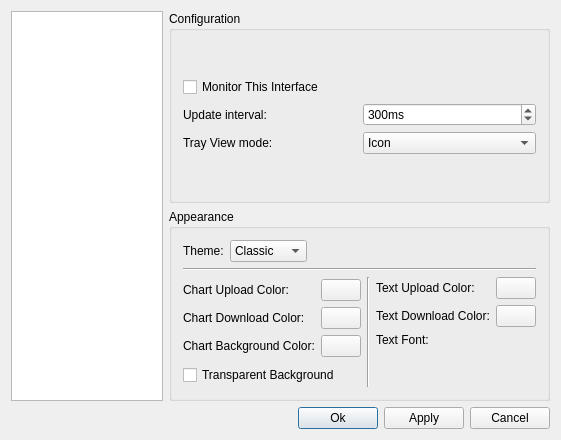
telans/KNetStats, file src/configurebase.ui: the form before one commit.
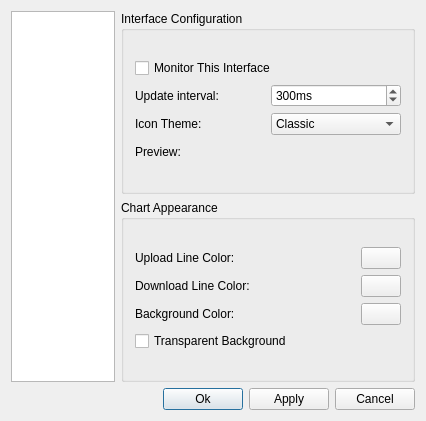
The form after the commit. Custom widgets are drawn as their Qt base class.

Commit message: configure: update ui to reflect icon only tray mode

The edit to the form file:
```diff
--- a/src/configurebase.ui
+++ b/src/configurebase.ui
@@ -6,8 +6,8 @@
    <rect>
     <x>0</x>
     <y>0</y>
-    <width>561</width>
-    <height>440</height>
+    <width>426</width>
+    <height>421</height>
    </rect>
   </property>
   <property name="sizePolicy">
@@ -86,246 +86,10 @@
       </sizepolicy>
      </property>
      <property name="title">
-      <string>Appearance</string>
+      <string>Chart Appearance</string>
      </property>
-     <layout class="QGridLayout" name="gridLayout_2">
+     <layout class="QGridLayout" name="gridLayout">
       <item row="0" column="0">
-       <layout class="QVBoxLayout" name="verticalLayout_7">
-        <item>
-         <layout class="QHBoxLayout" name="horizontalLayout_5">
-          <item>
-           <widget class="QLabel" name="mThemeLabel">
-            <property name="text">
-             <string>Theme:</string>
-            </property>
-            <property name="wordWrap">
-             <bool>false</bool>
-            </property>
-           </widget>
-          </item>
-          <item>
-           <widget class="QComboBox" name="mTheme">
-            <item>
-             <property name="text">
-              <string>Classic</string>
-             </property>
-            </item>
-            <item>
-             <property name="text">
-              <string>Modem</string>
-             </property>
-            </item>
-            <item>
-             <property name="text">
-              <string>Network</string>
-             </property>
-            </item>
-            <item>
-             <property name="text">
-              <string>Wireless</string>
-             </property>
-            </item>
-            <item>
-             <property name="text">
-              <string>Kppp</string>
-             </property>
-            </item>
-           </widget>
-          </item>
-          <item>
-           <layout class="QHBoxLayout" name="_2">
-            <item>
-             <widget class="QLabel" name="mIconError">
-              <property name="sizePolicy">
-               <sizepolicy hsizetype="Fixed" vsizetype="Fixed">
-                <horstretch>0</horstretch>
-                <verstretch>0</verstretch>
-               </sizepolicy>
-              </property>
-              <property name="minimumSize">
-               <size>
-                <width>22</width>
-                <height>22</height>
-               </size>
-              </property>
-              <property name="scaledContents">
-               <bool>true</bool>
-              </property>
-              <property name="wordWrap">
-               <bool>false</bool>
-              </property>
-             </widget>
-            </item>
-            <item>
-             <spacer name="spacer3">
-              <property name="orientation">
-               <enum>Qt::Horizontal</enum>
-              </property>
-              <property name="sizeType">
-               <enum>QSizePolicy::MinimumExpanding</enum>
-              </property>
-              <property name="sizeHint" stdset="0">
-               <size>
-                <width>20</width>
-                <height>20</height>
-               </size>
-              </property>
-             </spacer>
-            </item>
-            <item>
-             <widget class="QLabel" name="mIconNone">
-              <property name="sizePolicy">
-               <sizepolicy hsizetype="Fixed" vsizetype="Fixed">
-                <horstretch>0</horstretch>
-                <verstretch>0</verstretch>
-               </sizepolicy>
-              </property>
-              <property name="minimumSize">
-               <size>
-                <width>22</width>
-                <height>22</height>
-               </size>
-              </property>
-              <property name="scaledContents">
-               <bool>true</bool>
-              </property>
-              <property name="wordWrap">
-               <bool>false</bool>
-              </property>
-             </widget>
-            </item>
-            <item>
-             <spacer name="spacer4">
-              <property name="orientation">
-               <enum>Qt::Horizontal</enum>
-              </property>
-              <property name="sizeType">
-               <enum>QSizePolicy::MinimumExpanding</enum>
-              </property>
-              <property name="sizeHint" stdset="0">
-               <size>
-                <width>20</width>
-                <height>20</height>
-               </size>
-              </property>
-             </spacer>
-            </item>
-            <item>
-             <widget class="QLabel" name="mIconTx">
-              <property name="sizePolicy">
-               <sizepolicy hsizetype="Fixed" vsizetype="Fixed">
-                <horstretch>0</horstretch>
-                <verstretch>0</verstretch>
-               </sizepolicy>
-              </property>
-              <property name="minimumSize">
-               <size>
-                <width>22</width>
-                <height>22</height>
-               </size>
-              </property>
-              <property name="scaledContents">
-               <bool>true</bool>
-              </property>
-              <property name="wordWrap">
-               <bool>false</bool>
-              </property>
-             </widget>
-            </item>
-            <item>
-             <spacer name="spacer5">
-              <property name="orientation">
-               <enum>Qt::Horizontal</enum>
-              </property>
-              <property name="sizeType">
-               <enum>QSizePolicy::MinimumExpanding</enum>
-              </property>
-              <property name="sizeHint" stdset="0">
-               <size>
-                <width>20</width>
-                <height>20</height>
-               </size>
-              </property>
-             </spacer>
-            </item>
-            <item>
-             <widget class="QLabel" name="mIconRx">
-              <property name="sizePolicy">
-               <sizepolicy hsizetype="Fixed" vsizetype="Fixed">
-                <horstretch>0</horstretch>
-                <verstretch>0</verstretch>
-               </sizepolicy>
-              </property>
-              <property name="minimumSize">
-               <size>
-                <width>22</width>
-                <height>22</height>
-               </size>
-              </property>
-              <property name="scaledContents">
-               <bool>true</bool>
-              </property>
-              <property name="wordWrap">
-               <bool>false</bool>
-              </property>
-             </widget>
-            </item>
-            <item>
-             <spacer name="spacer6">
-              <property name="orientation">
-               <enum>Qt::Horizontal</enum>
-              </property>
-              <property name="sizeType">
-               <enum>QSizePolicy::MinimumExpanding</enum>
-              </property>
-              <property name="sizeHint" stdset="0">
-               <size>
-                <width>20</width>
-                <height>20</height>
-               </size>
-              </property>
-             </spacer>
-            </item>
-            <item>
-             <widget class="QLabel" name="mIconBoth">
-              <property name="sizePolicy">
-               <sizepolicy hsizetype="Fixed" vsizetype="Fixed">
-                <horstretch>0</horstretch>
-                <verstretch>0</verstretch>
-               </sizepolicy>
-              </property>
-              <property name="minimumSize">
-               <size>
-                <width>22</width>
-                <height>22</height>
-               </size>
-              </property>
-              <property name="scaledContents">
-               <bool>true</bool>
-              </property>
-              <property name="wordWrap">
-               <bool>false</bool>
-              </property>
-             </widget>
-            </item>
-           </layout>
-          </item>
-         </layout>
-        </item>
-        <item>
-         <widget class="Line" name="line">
-          <property name="sizePolicy">
-           <sizepolicy hsizetype="Minimum" vsizetype="Fixed">
-            <horstretch>0</horstretch>
-            <verstretch>0</verstretch>
-           </sizepolicy>
-          </property>
-          <property name="orientation">
-           <enum>Qt::Horizontal</enum>
-          </property>
-         </widget>
-        </item>
-        <item>
          <layout class="QHBoxLayout" name="horizontalLayout_4">
           <item>
            <layout class="QVBoxLayout" name="verticalLayout_3">
@@ -336,7 +100,7 @@
                 <item>
                  <widget class="QLabel" name="mChartUplLabel">
                   <property name="text">
-                   <string>Chart Upload Color:</string>
+                 <string>Upload Line Color:</string>
                   </property>
                   <property name="wordWrap">
                    <bool>false</bool>
@@ -346,7 +110,7 @@
                 <item>
                  <widget class="QLabel" name="mChartDldLabel">
                   <property name="text">
-                   <string>Chart Download Color:</string>
+                 <string>Download Line Color:</string>
                   </property>
                   <property name="wordWrap">
                    <bool>false</bool>
@@ -356,7 +120,7 @@
                 <item>
                  <widget class="QLabel" name="mChartBgLabel">
                   <property name="text">
-                   <string>Chart Background Color:</string>
+                 <string>Background Color:</string>
                   </property>
                   <property name="wordWrap">
                    <bool>false</bool>
@@ -419,120 +183,6 @@
             </item>
            </layout>
           </item>
-          <item>
-           <widget class="Line" name="line_2">
-            <property name="sizePolicy">
-             <sizepolicy hsizetype="Minimum" vsizetype="Minimum">
-              <horstretch>0</horstretch>
-              <verstretch>0</verstretch>
-             </sizepolicy>
-            </property>
-            <property name="orientation">
-             <enum>Qt::Vertical</enum>
-            </property>
-           </widget>
-          </item>
-          <item>
-           <layout class="QVBoxLayout" name="verticalLayout_6">
-            <item>
-             <layout class="QHBoxLayout" name="horizontalLayout_2">
-              <item>
-               <layout class="QVBoxLayout" name="verticalLayout_5">
-                <item>
-                 <widget class="QLabel" name="mTxtUplLabel">
-                  <property name="text">
-                   <string>Text Upload Color:</string>
-                  </property>
-                  <property name="wordWrap">
-                   <bool>false</bool>
-                  </property>
-                 </widget>
-                </item>
-                <item>
-                 <widget class="QLabel" name="mTxtDldLabel">
-                  <property name="text">
-                   <string>Text Download Color:</string>
-                  </property>
-                  <property name="wordWrap">
-                   <bool>false</bool>
-                  </property>
-                 </widget>
-                </item>
-               </layout>
-              </item>
-              <item>
-               <layout class="QVBoxLayout" name="verticalLayout_4">
-                <item>
-                 <widget class="KColorButton" name="mTxtUplColor">
-                  <property name="sizePolicy">
-                   <sizepolicy hsizetype="Fixed" vsizetype="Fixed">
-                    <horstretch>0</horstretch>
-                    <verstretch>0</verstretch>
-                   </sizepolicy>
-                  </property>
-                  <property name="mouseTracking">
-                   <bool>false</bool>
-                  </property>
-                 </widget>
-                </item>
-                <item>
-                 <widget class="KColorButton" name="mTxtDldColor">
-                  <property name="sizePolicy">
-                   <sizepolicy hsizetype="Fixed" vsizetype="Fixed">
-                    <horstretch>0</horstretch>
-                    <verstretch>0</verstretch>
-                   </sizepolicy>
-                  </property>
-                  <property name="mouseTracking">
-                   <bool>false</bool>
-                  </property>
-                 </widget>
-                </item>
-               </layout>
-              </item>
-             </layout>
-            </item>
-            <item>
-             <layout class="QHBoxLayout" name="horizontalLayout_3">
-              <item>
-               <widget class="QLabel" name="mTxtFontLabel">
-                <property name="text">
-                 <string>Text Font:</string>
-                </property>
-                <property name="wordWrap">
-                 <bool>false</bool>
-                </property>
-               </widget>
-              </item>
-              <item>
-               <widget class="KFontRequester" name="mTxtFont">
-                <property name="sizePolicy">
-                 <sizepolicy hsizetype="Preferred" vsizetype="Preferred">
-                  <horstretch>0</horstretch>
-                  <verstretch>0</verstretch>
-                 </sizepolicy>
-                </property>
-               </widget>
-              </item>
-             </layout>
-            </item>
-            <item>
-             <spacer name="verticalSpacer">
-              <property name="orientation">
-               <enum>Qt::Vertical</enum>
-              </property>
-              <property name="sizeHint" stdset="0">
-               <size>
-                <width>20</width>
-                <height>40</height>
-               </size>
-              </property>
-             </spacer>
-            </item>
-           </layout>
-          </item>
-         </layout>
-        </item>
        </layout>
       </item>
      </layout>
@@ -547,11 +197,11 @@
       </sizepolicy>
      </property>
      <property name="title">
-      <string>Configuration</string>
+      <string>Interface Configuration</string>
      </property>
-     <layout class="QGridLayout" name="gridLayout">
+     <layout class="QGridLayout" name="gridLayout_2">
       <item row="0" column="0">
-       <layout class="QVBoxLayout" name="verticalLayout_10">
+       <layout class="QVBoxLayout" name="verticalLayout_4">
         <item>
          <widget class="QCheckBox" name="mMonitoringInterface">
           <property name="text">
@@ -576,16 +226,6 @@
               </property>
              </widget>
             </item>
-            <item>
-             <widget class="QLabel" name="mViewModeLabel">
-              <property name="text">
-               <string>Tray View mode:</string>
-              </property>
-              <property name="wordWrap">
-               <bool>false</bool>
-              </property>
-             </widget>
-            </item>
            </layout>
           </item>
           <item>
@@ -606,16 +246,27 @@
               </property>
              </widget>
             </item>
+           </layout>
+          </item>
+         </layout>
+        </item>
             <item>
-             <widget class="QComboBox" name="mViewMode">
+         <layout class="QHBoxLayout" name="horizontalLayout_5">
               <item>
+           <widget class="QLabel" name="mThemeLabel">
                <property name="text">
-                <string>Icon</string>
-               </property>
+             <string>Icon Theme:</string>
+            </property>
+            <property name="wordWrap">
+             <bool>false</bool>
+            </property>
+           </widget>
               </item>
               <item>
+           <widget class="QComboBox" name="mTheme">
+            <item>
                <property name="text">
-                <string>Text</string>
+              <string>Classic</string>
                </property>
               </item>
               <item>
@@ -626,6 +277,205 @@
              </widget>
             </item>
            </layout>
+        </item>
+        <item>
+         <layout class="QHBoxLayout" name="_2">
+          <item>
+           <spacer name="horizontalSpacer">
+            <property name="orientation">
+             <enum>Qt::Horizontal</enum>
+            </property>
+            <property name="sizeHint" stdset="0">
+             <size>
+              <width>40</width>
+              <height>20</height>
+             </size>
+            </property>
+           </spacer>
+          </item>
+          <item>
+           <widget class="QLabel" name="mThemeLabel_2">
+            <property name="text">
+             <string>Preview:</string>
+            </property>
+            <property name="wordWrap">
+             <bool>false</bool>
+            </property>
+           </widget>
+          </item>
+          <item>
+           <widget class="QLabel" name="mIconError">
+            <property name="sizePolicy">
+             <sizepolicy hsizetype="Fixed" vsizetype="Fixed">
+              <horstretch>0</horstretch>
+              <verstretch>0</verstretch>
+             </sizepolicy>
+            </property>
+            <property name="minimumSize">
+             <size>
+              <width>22</width>
+              <height>22</height>
+             </size>
+            </property>
+            <property name="scaledContents">
+             <bool>true</bool>
+            </property>
+            <property name="wordWrap">
+             <bool>false</bool>
+            </property>
+           </widget>
+          </item>
+          <item>
+           <spacer name="spacer3">
+            <property name="orientation">
+             <enum>Qt::Horizontal</enum>
+            </property>
+            <property name="sizeType">
+             <enum>QSizePolicy::MinimumExpanding</enum>
+            </property>
+            <property name="sizeHint" stdset="0">
+             <size>
+              <width>20</width>
+              <height>20</height>
+             </size>
+            </property>
+           </spacer>
+          </item>
+          <item>
+           <widget class="QLabel" name="mIconNone">
+            <property name="sizePolicy">
+             <sizepolicy hsizetype="Fixed" vsizetype="Fixed">
+              <horstretch>0</horstretch>
+              <verstretch>0</verstretch>
+             </sizepolicy>
+            </property>
+            <property name="minimumSize">
+             <size>
+              <width>22</width>
+              <height>22</height>
+             </size>
+            </property>
+            <property name="scaledContents">
+             <bool>true</bool>
+            </property>
+            <property name="wordWrap">
+             <bool>false</bool>
+            </property>
+           </widget>
+          </item>
+          <item>
+           <spacer name="spacer4">
+            <property name="orientation">
+             <enum>Qt::Horizontal</enum>
+            </property>
+            <property name="sizeType">
+             <enum>QSizePolicy::MinimumExpanding</enum>
+            </property>
+            <property name="sizeHint" stdset="0">
+             <size>
+              <width>20</width>
+              <height>20</height>
+             </size>
+            </property>
+           </spacer>
+          </item>
+          <item>
+           <widget class="QLabel" name="mIconTx">
+            <property name="sizePolicy">
+             <sizepolicy hsizetype="Fixed" vsizetype="Fixed">
+              <horstretch>0</horstretch>
+              <verstretch>0</verstretch>
+             </sizepolicy>
+            </property>
+            <property name="minimumSize">
+             <size>
+              <width>22</width>
+              <height>22</height>
+             </size>
+            </property>
+            <property name="scaledContents">
+             <bool>true</bool>
+            </property>
+            <property name="wordWrap">
+             <bool>false</bool>
+            </property>
+           </widget>
+          </item>
+          <item>
+           <spacer name="spacer5">
+            <property name="orientation">
+             <enum>Qt::Horizontal</enum>
+            </property>
+            <property name="sizeType">
+             <enum>QSizePolicy::MinimumExpanding</enum>
+            </property>
+            <property name="sizeHint" stdset="0">
+             <size>
+              <width>20</width>
+              <height>20</height>
+             </size>
+            </property>
+           </spacer>
+          </item>
+          <item>
+           <widget class="QLabel" name="mIconRx">
+            <property name="sizePolicy">
+             <sizepolicy hsizetype="Fixed" vsizetype="Fixed">
+              <horstretch>0</horstretch>
+              <verstretch>0</verstretch>
+             </sizepolicy>
+            </property>
+            <property name="minimumSize">
+             <size>
+              <width>22</width>
+              <height>22</height>
+             </size>
+            </property>
+            <property name="scaledContents">
+             <bool>true</bool>
+            </property>
+            <property name="wordWrap">
+             <bool>false</bool>
+            </property>
+           </widget>
+          </item>
+          <item>
+           <spacer name="spacer6">
+            <property name="orientation">
+             <enum>Qt::Horizontal</enum>
+            </property>
+            <property name="sizeType">
+             <enum>QSizePolicy::MinimumExpanding</enum>
+            </property>
+            <property name="sizeHint" stdset="0">
+             <size>
+              <width>20</width>
+              <height>20</height>
+             </size>
+            </property>
+           </spacer>
+          </item>
+          <item>
+           <widget class="QLabel" name="mIconBoth">
+            <property name="sizePolicy">
+             <sizepolicy hsizetype="Fixed" vsizetype="Fixed">
+              <horstretch>0</horstretch>
+              <verstretch>0</verstretch>
+             </sizepolicy>
+            </property>
+            <property name="minimumSize">
+             <size>
+              <width>22</width>
+              <height>22</height>
+             </size>
+            </property>
+            <property name="scaledContents">
+             <bool>true</bool>
+            </property>
+            <property name="wordWrap">
+             <bool>false</bool>
+            </property>
+           </widget>
           </item>
          </layout>
         </item>
@@ -643,11 +493,6 @@
    <extends>QPushButton</extends>
    <header>kcolorbutton.h</header>
   </customwidget>
-  <customwidget>
-   <class>KFontRequester</class>
-   <extends>QWidget</extends>
-   <header>kfontrequester.h</header>
-  </customwidget>
  </customwidgets>
  <tabstops>
   <tabstop>mOk</tabstop>
```
Left out of the diff: 21 changed lines with no effect on the pictures. Lines whose indentation alone changed are shown as unchanged.
